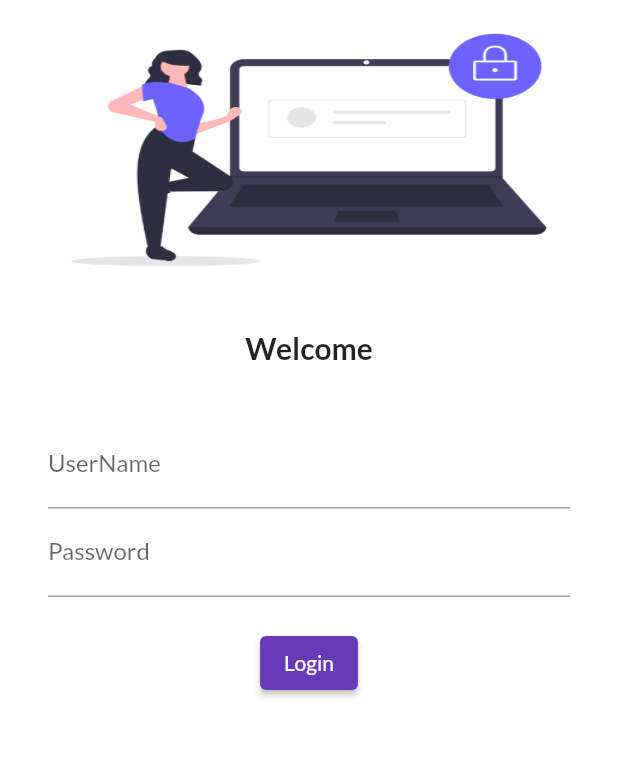
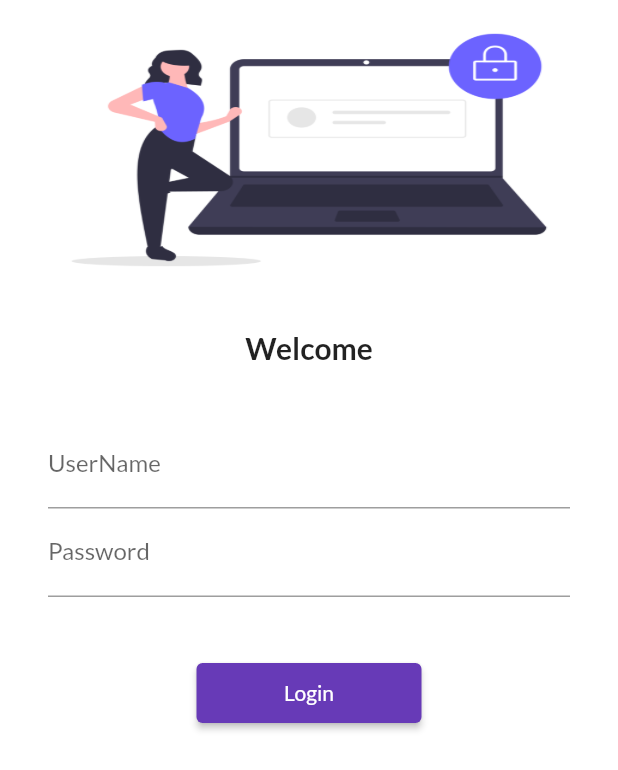
Before and after one commit to rajeevy397/30DaysOfFlutter, a Flutter app: the screen it shows after launch, on a phone screen of 412 x 824 dp. Shown: the top 770 px of the screen. Run offline on Flutter 3.47's test engine with Material 2 defaults, Android fonts, the phone set to English and light mode, and no system bars; our stand-ins replace google_fonts.

Commit message:
day5 completed

```diff
--- a/lib/main.dart
+++ b/lib/main.dart
@@ -1,6 +1,7 @@
 import 'package:flutter/material.dart';
 import 'package:flutter_catalog/pages/home_page.dart';
 import 'package:flutter_catalog/pages/login_page.dart';
+import 'package:flutter_catalog/utils/routes.dart';
 import 'package:google_fonts/google_fonts.dart';
 
 void main() {
@@ -17,12 +18,13 @@ class MyApp extends StatelessWidget {
         fontFamily: GoogleFonts.lato().fontFamily,
         //primaryTextTheme: GoogleFonts.latoTextTheme(),
       ),
+      debugShowCheckedModeBanner: false,
       darkTheme: ThemeData(brightness: Brightness.dark),
-      // initialRoute: "/home",
+       initialRoute: "/",
       routes: {
         "/": (context) => LoginPage(),
-        "/home": (context) => HomePage(),
-        "/login": (context) => LoginPage(),
+        MyRoutes.homeRoute: (context) => HomePage(),
+        MyRoutes.loginRoute: (context) => LoginPage(),
       },
     );
   }
--- a/lib/pages/login_page.dart
+++ b/lib/pages/login_page.dart
@@ -1,12 +1,14 @@
 // ignore_for_file: prefer_const_constructors
 
 import 'package:flutter/material.dart';
+import 'package:flutter_catalog/utils/routes.dart';
 
 class LoginPage extends StatelessWidget {
   @override
   Widget build(BuildContext context) {
     return Material(
       color: Colors.white,
+      child: SingleChildScrollView(
         child: Column(
           children: [
             Image.asset(
@@ -47,13 +49,13 @@ class LoginPage extends StatelessWidget {
                     ),
                   ),
                   SizedBox(
-                  height: 20,
+                    height: 40,
                   ),
                   ElevatedButton(
                     child: Text("Login"),
-                  style: TextButton.styleFrom(),
+                    style: TextButton.styleFrom(minimumSize: Size(150, 40)),
                     onPressed: () {
-                    print("Hii Rajeev yadav");
+                      Navigator.pushNamed(context, MyRoutes.homeRoute);
                     },
                   ),
                 ],
@@ -61,6 +63,7 @@ class LoginPage extends StatelessWidget {
             )
           ],
         ),
+      ),
     );
   }
 }
--- /dev/null
+++ b/lib/utils/routes.dart
@@ -0,0 +1,4 @@
+class MyRoutes {
+  static String loginRoute = "/login";
+  static String homeRoute = "/home";
+}
```
Lines whose indentation alone changed are shown as unchanged.
